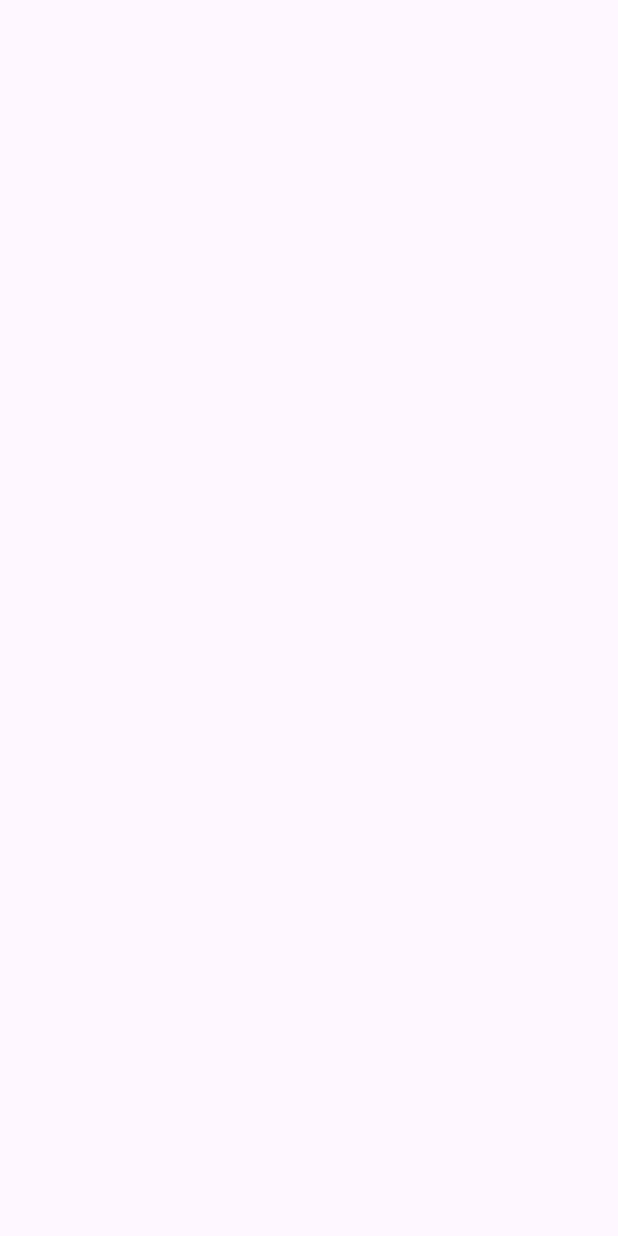
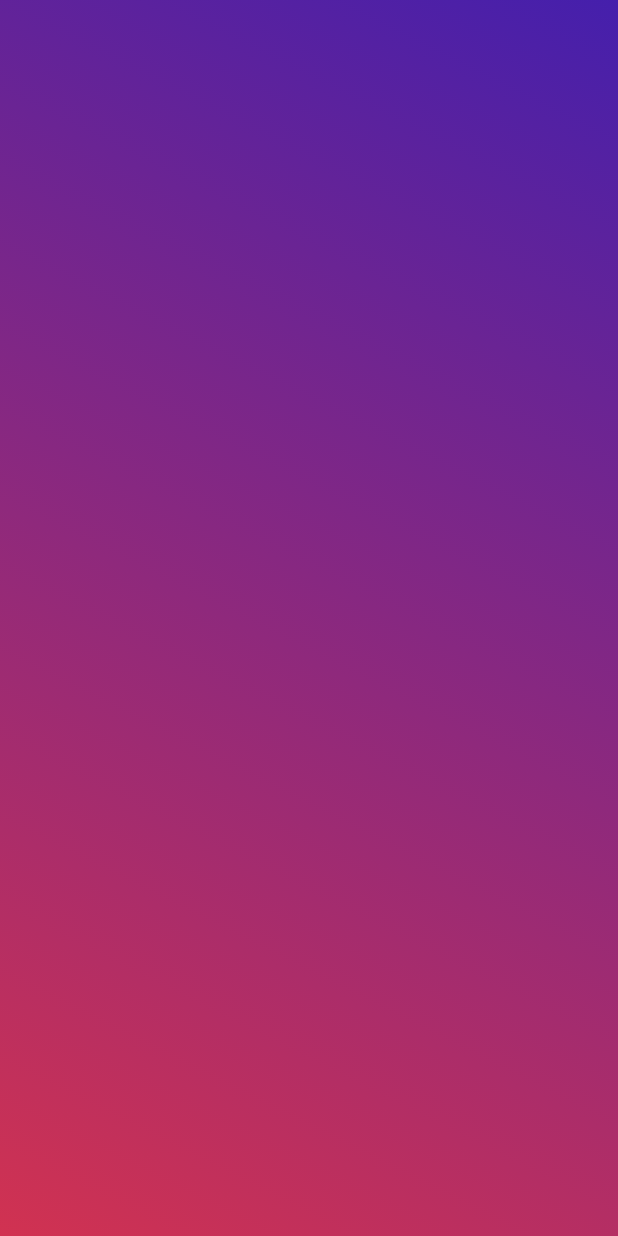
Before and after one commit to KonstantinL04/kursachOOP, an Android app: the screen it shows after launch (MainActivity), on a phone screen of 412 x 824 dp. Before the commit the screen is empty. Run offline under Robolectric (Android 15) with nearby library versions, the phone set to English and light mode, and no system bars.

Commit message:
поменял иконку и добавил фон

```diff
--- /dev/null
+++ b/app/src/main/res/drawable/gradient_background.xml
@@ -0,0 +1,10 @@
+<?xml version="1.0" encoding="utf-8"?>
+<selector xmlns:android="http://schemas.android.com/apk/res/android">
+    <item>
+        <shape android:shape="rectangle">
+            <gradient android:angle="45"
+                android:startColor="@color/gradientStart"
+                android:endColor="@color/gradientEnd"/>
+        </shape>
+    </item>
+</selector>
--- a/app/src/main/res/layout/activity_main.xml
+++ b/app/src/main/res/layout/activity_main.xml
@@ -7,5 +7,11 @@
     android:layout_height="match_parent"
     tools:context=".MainActivity">
 
+    <ImageView
+        android:id="@+id/notification_background"
+        android:layout_width="match_parent"
+        android:layout_height="match_parent"
+        android:src="@drawable/gradient_background"
+        />
 
 </RelativeLayout>
--- a/app/src/main/res/values/colors.xml
+++ b/app/src/main/res/values/colors.xml
@@ -1,5 +1,12 @@
 <?xml version="1.0" encoding="utf-8"?>
 <resources>
+
+    <color name="white">#FFFFFF</color>
+    <color name="black37">#5E000000</color>
     <color name="colorPrimary">#B3CCD6</color>
     <color name="colorPrimaryDark">#527997</color>
+    <color name="gradientStart">#D13251</color>
+    <color name="gradientEnd">#451FAC</color>
+    <color name="prim">#00451FAC</color>
+
 </resources>
--- a/app/src/main/res/values/styles.xml
+++ b/app/src/main/res/values/styles.xml
@@ -1,7 +1,6 @@
 <resources>
     <style name="AppTheme" parent="Theme.AppCompat.Light.NoActionBar">
-        <item name="colorPrimary">@color/colorPrimary</item>
-        <item name="colorPrimaryDark">@color/colorPrimaryDark</item>
-        <item name="android:backgroundTint">@drawable/button_main</item>
+        <item name="colorPrimary">@color/gradientStart</item>
+        <item name="colorPrimaryDark">@color/gradientEnd</item>
     </style>
 </resources>
--- a/app/src/main/res/values/themes.xml
+++ b/app/src/main/res/values/themes.xml
@@ -1,9 +1,7 @@
 <resources xmlns:tools="http://schemas.android.com/tools">
     <!-- Base application theme. -->
-    <style name="Base.Theme.KursachOOP" parent="Theme.Material3.DayNight.NoActionBar">
+    <style name="Theme.KursachOOP" parent="Theme.Material3.DayNight.NoActionBar">
         <!-- Customize your light theme here. -->
         <!-- <item name="colorPrimary">@color/my_light_primary</item> -->
     </style>
-
-    <style name="Theme.KursachOOP" parent="Base.Theme.KursachOOP" />
 </resources>
```
Also changed, not shown: app/src/main/AndroidManifest.xml (+3 -6 lines), app/src/main/res/drawable/app_logo.xml (added, +39 -0 lines).
